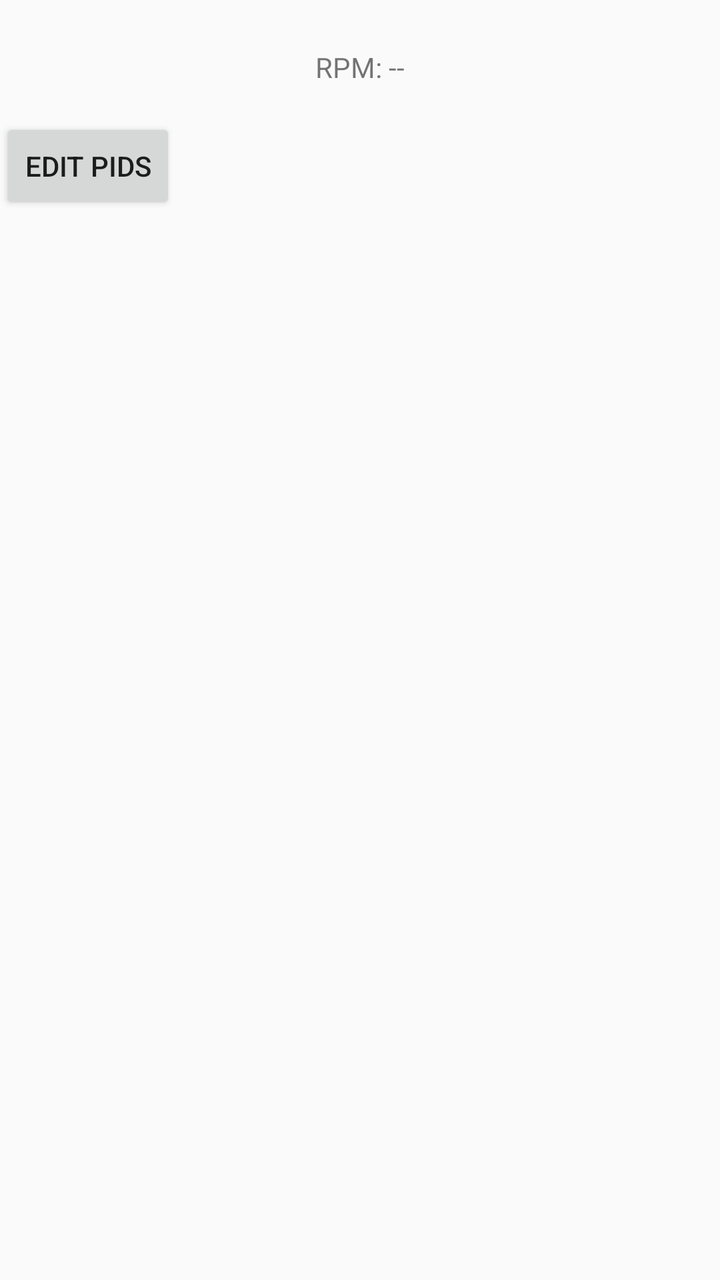
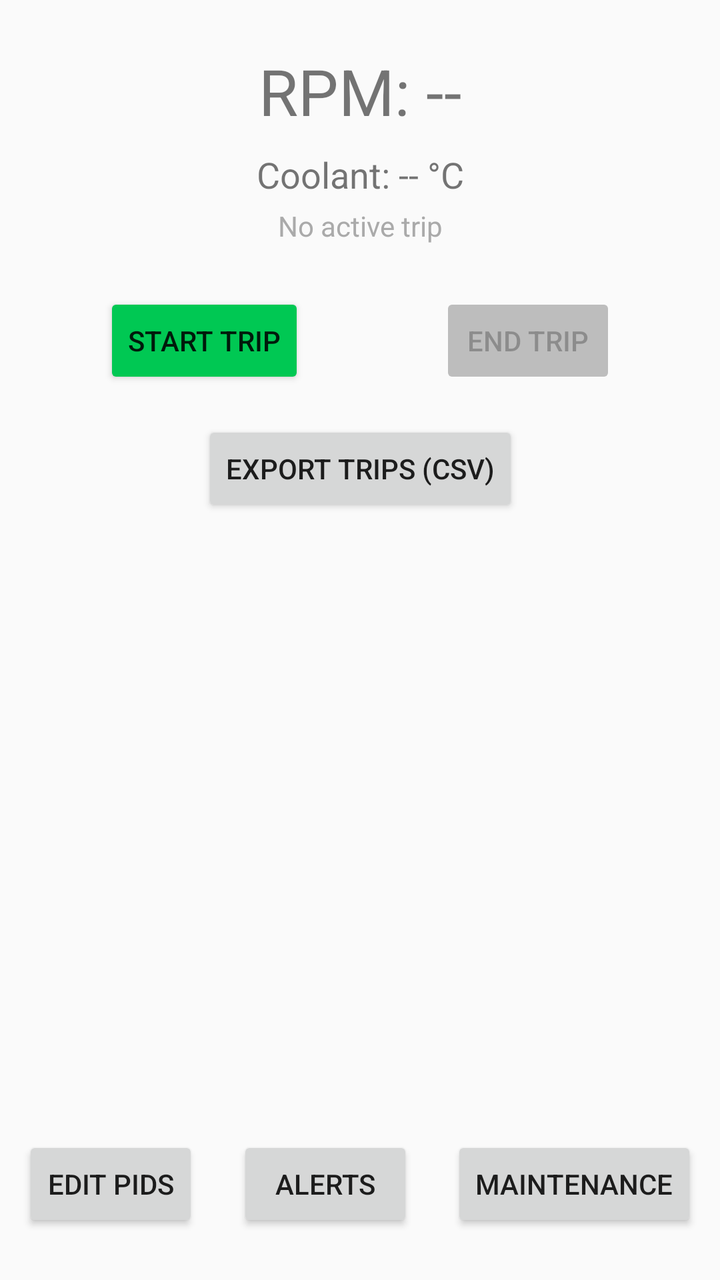

Two renders of the same Android screen: before a commit and after it. Below are the layout's source before the change and the commit's diff.
<!-- AndroidManifest.xml: application theme Theme.AppCompat.DayNight.DarkActionBar -->
<!-- res/layout/activity_main.xml -->
<?xml version="1.0" encoding="utf-8"?>
<androidx.constraintlayout.widget.ConstraintLayout xmlns:android="http://schemas.android.com/apk/res/android"
    xmlns:app="http://schemas.android.com/apk/res-auto"
    xmlns:tools="http://schemas.android.com/tools"
    android:layout_width="match_parent"
    android:layout_height="match_parent"
    tools:context=".ui.MainActivity">

    <TextView
        android:id="@+id/textView"
        android:layout_width="wrap_content"
        android:layout_height="wrap_content"
        android:text="RPM: --"
        app:layout_constraintTop_toTopOf="parent"
        app:layout_constraintStart_toStartOf="parent"
        app:layout_constraintEnd_toEndOf="parent"
        android:layout_marginTop="24dp" />

    <Button
        android:id="@+id/button_pid_editor"
        android:layout_width="wrap_content"
        android:layout_height="wrap_content"
        android:text="Edit PIDs"
        app:layout_constraintTop_toBottomOf="@+id/textView"
        app:layout_constraintStart_toStartOf="parent"
        android:layout_marginTop="16dp" />

</androidx.constraintlayout.widget.ConstraintLayout>
<!-- resources referenced by this layout -->
<resources>

</resources>

<!-- the commit's change to res/layout/activity_main.xml (unified diff, before → after) -->
@@ -6,23 +6,111 @@
     android:layout_height="match_parent"
     tools:context=".ui.MainActivity">
 
+    
     <TextView
         android:id="@+id/textView"
         android:layout_width="wrap_content"
         android:layout_height="wrap_content"
         android:text="RPM: --"
+        android:textSize="32sp"
         app:layout_constraintTop_toTopOf="parent"
         app:layout_constraintStart_toStartOf="parent"
         app:layout_constraintEnd_toEndOf="parent"
         android:layout_marginTop="24dp" />
 
+    
+    <TextView
+        android:id="@+id/coolant_temp_text"
+        android:layout_width="wrap_content"
+        android:layout_height="wrap_content"
+        android:text="Coolant: -- °C"
+        android:textSize="18sp"
+        app:layout_constraintTop_toBottomOf="@+id/textView"
+        app:layout_constraintStart_toStartOf="parent"
+        app:layout_constraintEnd_toEndOf="parent"
+        android:layout_marginTop="8dp" />
+
+    
+    <TextView
+        android:id="@+id/session_text"
+        android:layout_width="wrap_content"
+        android:layout_height="wrap_content"
+        android:text="No active trip"
+        android:textSize="14sp"
+        android:textColor="@android:color/darker_gray"
+        app:layout_constraintTop_toBottomOf="@+id/coolant_temp_text"
+        app:layout_constraintStart_toStartOf="parent"
+        app:layout_constraintEnd_toEndOf="parent"
+        android:layout_marginTop="4dp" />
+
+    
+    <Button
+        android:id="@+id/button_start_trip"
+        android:layout_width="wrap_content"
+        android:layout_height="wrap_content"
+        android:text="Start Trip"
+        android:backgroundTint="#00C853"
+        app:layout_constraintTop_toBottomOf="@+id/session_text"
+        app:layout_constraintStart_toStartOf="parent"
+        app:layout_constraintEnd_toStartOf="@+id/button_end_trip"
+        android:layout_marginTop="24dp"
+        android:layout_marginEnd="8dp" />
+
+    <Button
+        android:id="@+id/button_end_trip"
+        android:layout_width="wrap_content"
+        android:layout_height="wrap_content"
+        android:text="End Trip"
+        android:enabled="false"
+        android:backgroundTint="#BDBDBD"
+        app:layout_constraintTop_toBottomOf="@+id/session_text"
+        app:layout_constraintStart_toEndOf="@+id/button_start_trip"
+        app:layout_constraintEnd_toEndOf="parent"
+        android:layout_marginTop="24dp"
+        android:layout_marginStart="8dp" />
+
+    
+    <Button
+        android:id="@+id/button_export_trips"
+        android:layout_width="wrap_content"
+        android:layout_height="wrap_content"
+        android:text="Export Trips (CSV)"
+        app:layout_constraintTop_toBottomOf="@+id/button_start_trip"
+        app:layout_constraintStart_toStartOf="parent"
+        app:layout_constraintEnd_toEndOf="parent"
+        android:layout_marginTop="16dp" />
+
+    
     <Button
         android:id="@+id/button_pid_editor"
         android:layout_width="wrap_content"
         android:layout_height="wrap_content"
         android:text="Edit PIDs"
-        app:layout_constraintTop_toBottomOf="@+id/textView"
+        app:layout_constraintBottom_toBottomOf="parent"
         app:layout_constraintStart_toStartOf="parent"
-        android:layout_marginTop="16dp" />
+        app:layout_constraintEnd_toStartOf="@+id/button_alerts"
+        android:layout_marginBottom="24dp"
+        android:layout_marginEnd="8dp" />
+
+    <Button
+        android:id="@+id/button_alerts"
+        android:layout_width="wrap_content"
+        android:layout_height="wrap_content"
+        android:text="Alerts"
+        app:layout_constraintBottom_toBottomOf="parent"
+        app:layout_constraintStart_toEndOf="@+id/button_pid_editor"
+        app:layout_constraintEnd_toStartOf="@+id/button_maintenance"
+        android:layout_marginBottom="24dp" />
+
+    <Button
+        android:id="@+id/button_maintenance"
+        android:layout_width="wrap_content"
+        android:layout_height="wrap_content"
+        android:text="Maintenance"
+        app:layout_constraintBottom_toBottomOf="parent"
+        app:layout_constraintStart_toEndOf="@+id/button_alerts"
+        app:layout_constraintEnd_toEndOf="parent"
+        android:layout_marginBottom="24dp"
+        android:layout_marginStart="8dp" />
 
 </androidx.constraintlayout.widget.ConstraintLayout>
